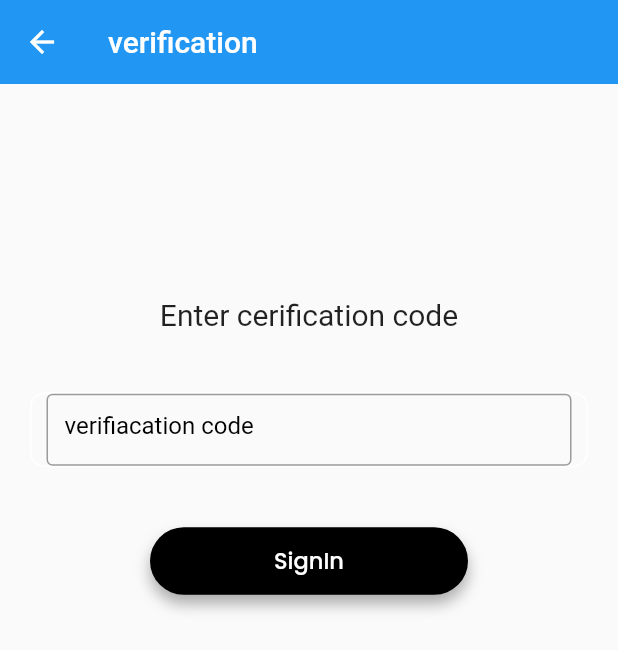
After one commit to safiullahpk611/Sabki, a Flutter app: the TokenVerificationScren screen opened directly, after a tap on "SignIn", on a phone screen of 412 x 824 dp. The commit adds this screen. Shown: the top 650 px of the screen. Run offline on Flutter 3.47's test engine with Material 2 defaults, Android fonts, the phone set to English and light mode, and no system bars; drawn by our look-alikes of modal_progress_hud_nsn; our stand-ins replace cloud_firestore, curved_navigation_bar, firebase_auth, firebase_core, firebase_storage, flutter_svg and 5 more; missing offline and left inert: youtube_explode_dart; accounts and stored records are empty; network calls fail; Roboto replaces fonts that are missing (Poppins-Light); project files that could hold a hidden picture were left out.

Commit message:
working on sign in with phone number

```diff
--- /dev/null
+++ b/lib/ui/screen/auth/sign_up_with_phone/signup_with_phone_provider.dart
@@ -0,0 +1,20 @@
+import 'package:flutter/cupertino.dart';
+import 'package:flutter_login_ui/core/models/base_view_model.dart';
+
+import '../../../../core/locator.dart';
+import '../../../../core/services/auth_Services.dart';
+
+
+
+
+class SignInWithPhoneNumberProvider extends BaseViewModal{
+    final authServices = locator<AuthServices>();
+  final formKey = GlobalKey<FormState>();
+  TextEditingController phoneNoController = TextEditingController();
+SignInWithPhoneNumber(BuildContext context)async{
+await authServices.signUpWithPhoneNum(phoneNoController,context);
+
+
+}
+
+}
--- /dev/null
+++ b/lib/ui/screen/auth/sign_up_with_phone/token_verification_screen.dart
@@ -0,0 +1,127 @@
+import 'package:firebase_auth/firebase_auth.dart';
+import 'package:flutter/material.dart';
+import 'package:flutter/src/widgets/container.dart';
+import 'package:flutter/src/widgets/framework.dart';
+import 'package:flutter_login_ui/ui/screen/bottom_navigationbar/bottom_navigationbar.dart';
+import 'package:get/get.dart';
+import 'package:modal_progress_hud_nsn/modal_progress_hud_nsn.dart';
+import 'package:provider/provider.dart';
+
+import '../../../../core/enums/view_state.dart';
+import '../../widgets/custom_sign_button.dart';
+import 'signup_with_phone_provider.dart';
+
+class TokenVerificationScren extends StatefulWidget {
+  final verificationId;
+  const TokenVerificationScren({super.key,this.verificationId});
+
+  @override
+  State<TokenVerificationScren> createState() => _TokenVerificationScrenState();
+}
+
+class _TokenVerificationScrenState extends State<TokenVerificationScren> {
+    final authInstant = FirebaseAuth.instance;
+  bool loading = false;
+  TextEditingController verifiyController = TextEditingController();
+  @override
+  Widget build(BuildContext context) {
+    return ChangeNotifierProvider(
+      create: (context) => SignInWithPhoneNumberProvider(),
+      child: Consumer<SignInWithPhoneNumberProvider>(
+        builder: (context, model, child) => ModalProgressHUD(
+          inAsyncCall: model.state == ViewState.busy,
+          child: Scaffold(
+            appBar: AppBar(
+              title: Text(
+                'verification',
+                style: TextStyle(color: Colors.white),
+              ),
+              elevation: 0.0,
+              centerTitle: false,
+            ),
+            body: Padding(
+              padding: EdgeInsets.symmetric(horizontal: 20),
+              child: Center(
+                child: Form(
+                  key: model.formKey,
+                  child: Column(
+                    children: [
+                      Spacer(),
+                      Text(
+                        "Enter cerification code",
+                        style: TextStyle(fontSize: 20),
+                      ),
+                      SizedBox(height: 40),
+                      Container(
+                        height: 50,
+                        width: double.infinity,
+                        decoration: BoxDecoration(
+                            border: Border.all(color: Colors.white),
+                            borderRadius: BorderRadius.circular(10)),
+                        child: Padding(
+                          padding: const EdgeInsets.symmetric(horizontal: 10),
+                          child: TextFormField(
+                            keyboardType: TextInputType.number,
+                            obscureText: false,
+                            controller: verifiyController,
+                            style: TextStyle(color: Colors.black),
+                            decoration: InputDecoration(
+                              border: OutlineInputBorder(),
+                              hintText: 'verifiacation code',
+                              hintStyle: TextStyle(color: Colors.black),
+                            ),
+                          ),
+                        ),
+                      ),
+
+
+
+
+
+                      SizedBox(height: 40),
+                      Padding(
+                        padding: const EdgeInsets.symmetric(horizontal: 40),
+                        child: InkWell(
+                          onTap: () async{
+                            setState(() {
+                              loading=true;
+                            });
+                         final credential=  PhoneAuthProvider.credential(verificationId: widget.verificationId,
+                         smsCode: verifiyController.text.toString());
+                         try{
+await authInstant.signInWithCredential(credential);
+
+Get.offAll(myBottomNavigationBar());
+                         }catch (e){
+setState(() {
+  loading=false;
+});
+  Get.showSnackbar(
+                                  GetSnackBar(
+                                    message: '${e.toString()}',
+                                    duration: const Duration(seconds: 3),
+                                  ),
+                                );
+                                print(">>>>>>>>>>>> ${e.toString()}");
+                         }
+                          },
+                          child: CustomSignButton(
+                            loading: loading,
+                            buttonName: "SignIn",
+                            textColor: Colors.white,
+                          ),
+                        ),
+                      ),
+                      Spacer(
+                        flex: 3,
+                      ),
+                    ]
+                  ),
+                ),
+              ),
+            ),
+          ),
+
+    )));
+  }
+}
--- a/lib/ui/screen/edit_profile/edit_profile_provider.dart
+++ b/lib/ui/screen/edit_profile/edit_profile_provider.dart
@@ -80,8 +80,8 @@ class EditProfileProvider extends BaseViewModal {
     appUser.appUserId = currentAppUser.appUserId;
 
     if (image != null) {
-      appUser.profileImage = await databaseStorageServices.uploadUserImage(
-          favIon!, currentAppUser.appUserId!);
+      appUser.logoImage = await databaseStorageServices.uploadUserImage(
+          image!, currentAppUser.appUserId!);
     }
     //postImage.postImageDate = now.toString();
 
@@ -96,7 +96,7 @@ class EditProfileProvider extends BaseViewModal {
 
     appUser.appUserId = currentAppUser.appUserId;
 
-    if (image != null) {
+    if (favIon != null) {
       appUser.favIcon = await databaseStorageServices.uploadUserImage(
           favIon!, currentAppUser.appUserId!);
     }
--- a/lib/ui/screen/widgets/custom_sign_button.dart
+++ b/lib/ui/screen/widgets/custom_sign_button.dart
@@ -6,12 +6,14 @@ class CustomSignButton extends StatelessWidget {
   final onPress;
   Color buttoncolor;
   Color textColor;
+  bool loading=false;
   CustomSignButton({
     super.key,
     this.buttonName,
     this.onPress,
     this.buttoncolor = Colors.black,
     this.textColor = Colors.black,
+    this.loading=false
   });
 
   @override
```
Also changed, not shown: lib/core/services/auth_Services.dart (+55 -29 lines), lib/ui/screen/auth/reset_password_screen/reset_password_screen.dart (+29 -0 lines), lib/ui/screen/auth/signUp_user/signUpScreen.dart (+21 -3 lines), lib/ui/screen/auth/signUp_user/signup_provider.dart (+7 -0 lines), lib/ui/screen/auth/sign_up_with_phone/signUp_with_phone.dart (added, +144 -0 lines), lib/ui/screen/auth/signin_sceen/login_screen.dart (+10 -4 lines), 2 other files.
